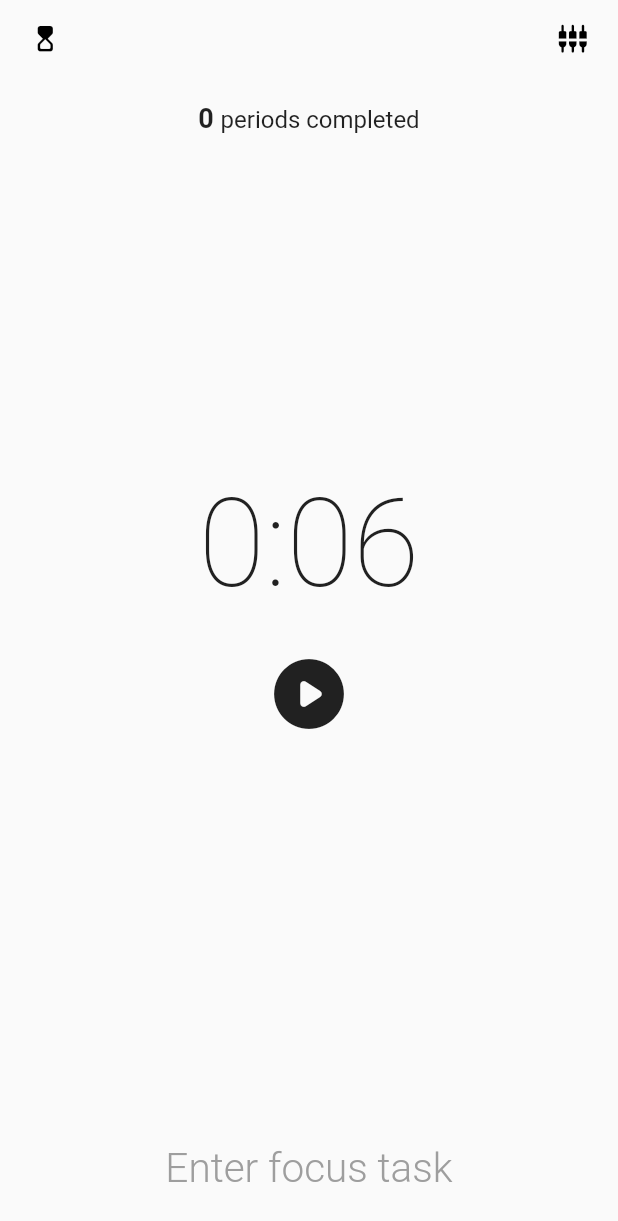
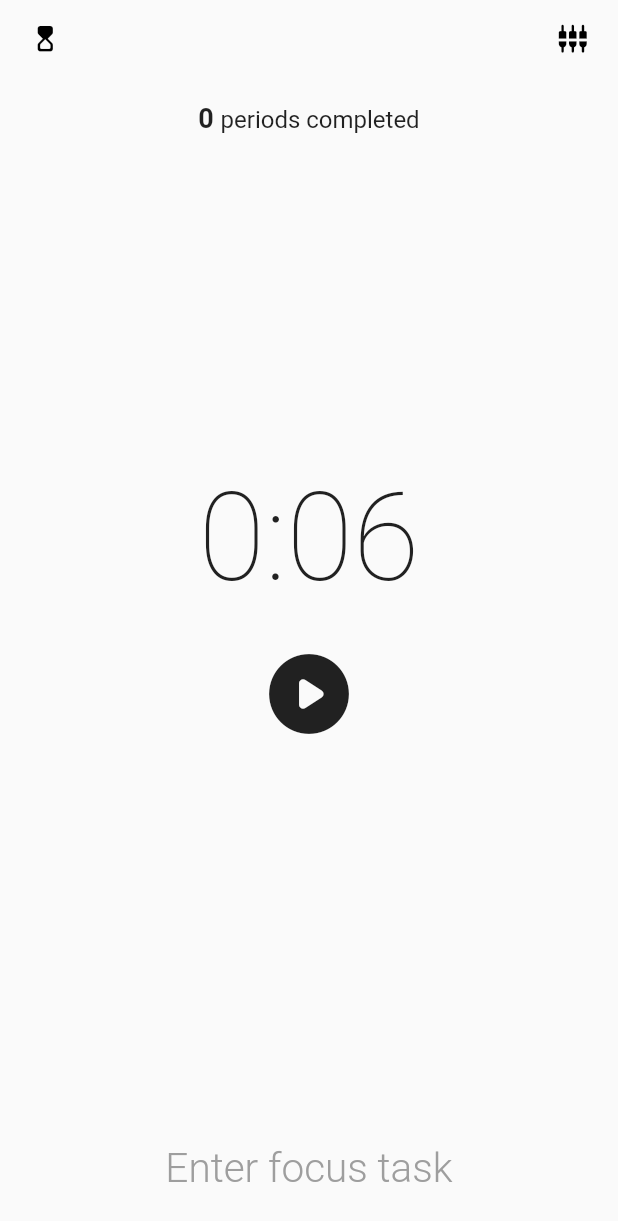
Before and after one commit to Edorin9/owolf, a Flutter app: the screen it shows after launch, on a phone screen of 412 x 824 dp. Shown: the top 1221 px of the screen. Run offline on Flutter 3.47's test engine with Material 2 defaults, Android fonts, the phone set to English and light mode, and no system bars; our stand-ins replace dart_mappable, flutter_bloc, flutter_hooks, go_router; missing offline and left inert: flutter_ringtone_player; generated files the repository leaves out were written again.

Commit message:
timer control button size

```diff
--- a/lib/home/widgets/timer.dart
+++ b/lib/home/widgets/timer.dart
@@ -70,7 +70,7 @@ class _ControlButton extends StatelessWidget {
         builder: (context, isRunning) => Icon(
           isRunning ? Icons.stop_circle_rounded : Icons.play_circle_rounded,
           color: Colors.grey.shade900,
-          size: 56,
+          size: Sizes.p64,
         ),
       ),
     );
```
